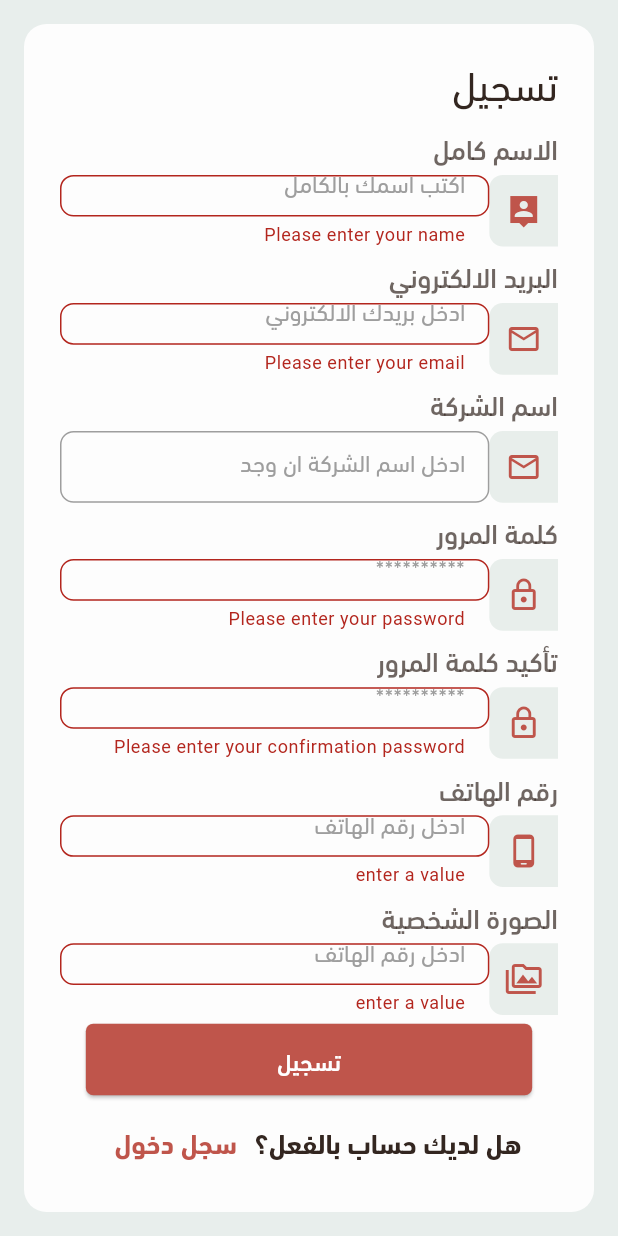
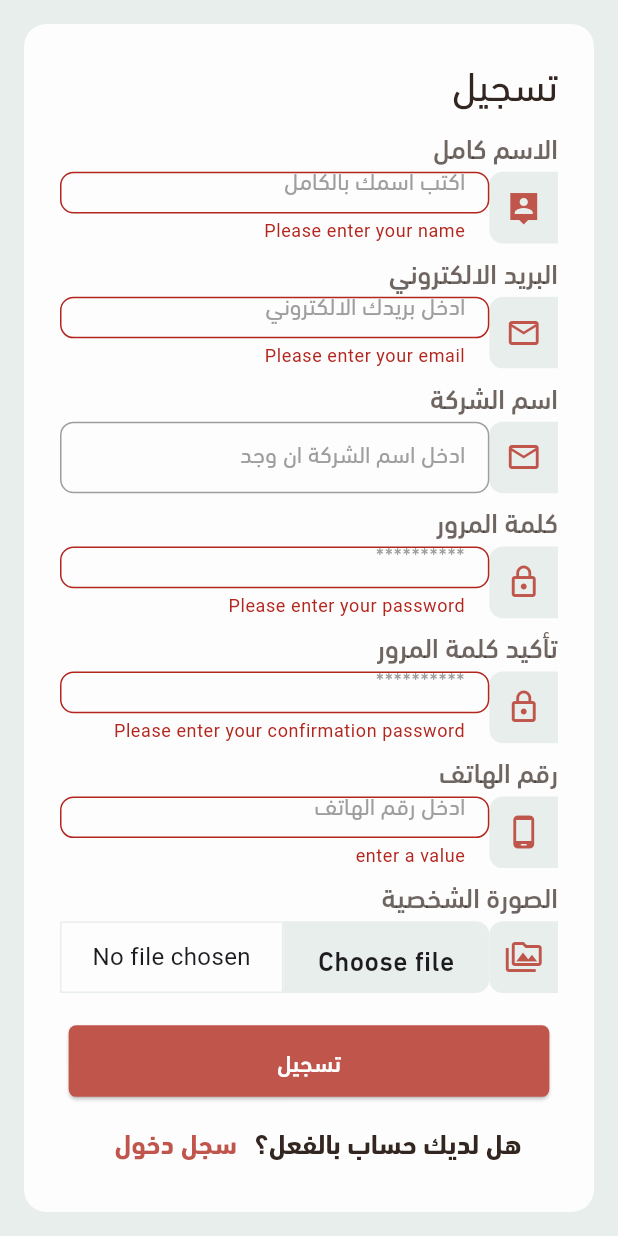
Before and after one commit to basmalahesham/broker, a Flutter app: the RegisterView screen opened by its route, after a tap on "تسجيل", on a phone screen of 412 x 824 dp. Run offline on Flutter 3.47's test engine with Material 3 defaults, Android fonts, the phone set to English and light mode, and no system bars; our stand-ins replace carousel_slider, device_preview, dots_indicator, dropdown_search, easy_stepper, file_picker and 2 more.

Commit message:
add FilePicker & ImagePicker & path packages

```diff
--- a/lib/features/auth/presentation/views/register_view.dart
+++ b/lib/features/auth/presentation/views/register_view.dart
@@ -2,8 +2,10 @@ import 'package:broker/core/utils/styles.dart';
 import 'package:broker/core/widgets/custom_text_form_field2.dart';
 import 'package:broker/features/auth/presentation/views/login_view.dart';
 import 'package:broker/features/layout/home_layout.dart';
+import 'package:file_picker/file_picker.dart';
 import 'package:flutter/material.dart';
 import 'package:flutter_screenutil/flutter_screenutil.dart';
+import 'package:path/path.dart' as p;
 
 class RegisterView extends StatefulWidget {
   const RegisterView({super.key});
@@ -22,7 +24,9 @@ class _RegisterViewState extends State<RegisterView> {
   TextEditingController passwordController = TextEditingController();
   TextEditingController confirmPasswordController = TextEditingController();
   TextEditingController phoneController = TextEditingController();
-
+  //String? _imagePath;
+  //File? file;
+  String? _fileName;
   @override
   Widget build(BuildContext context) {
     return Scaffold(
@@ -57,7 +61,7 @@ class _RegisterViewState extends State<RegisterView> {
                       Text(
                         'الاسم كامل',
                         style: Styles.textStyle16.copyWith(
-                          color: Color(0xFF332620).withOpacity(0.7),
+                          color: const Color(0xFF332620).withOpacity(0.7),
                         ),
                       ),
                       Row(
@@ -65,19 +69,18 @@ class _RegisterViewState extends State<RegisterView> {
                           Container(
                             width: 40.w,
                             height: 40.h,
-                            decoration: BoxDecoration(
+                            decoration: const BoxDecoration(
                               color: Color(0xFFE8EEEB),
                               borderRadius: BorderRadius.only(
                                 topLeft: Radius.circular(9),
                                 bottomLeft: Radius.circular(9),
                               ),
                             ),
-                            child: Icon(
+                            child: const Icon(
                               Icons.person_pin_sharp,
-                              color: const Color(0xFFBF554B),
+                              color: Color(0xFFBF554B),
                             ),
                           ),
-
                           Expanded(
                             child: CustomTextFormField2(
                               controller: nameController,
@@ -98,7 +101,7 @@ class _RegisterViewState extends State<RegisterView> {
                       Text(
                         'البريد الالكتروني',
                         style: Styles.textStyle16.copyWith(
-                          color: Color(0xFF332620).withOpacity(0.7),
+                          color: const Color(0xFF332620).withOpacity(0.7),
                         ),
                       ),
                       Row(
@@ -106,16 +109,16 @@ class _RegisterViewState extends State<RegisterView> {
                           Container(
                             width: 40.w,
                             height: 40.h,
-                            decoration: BoxDecoration(
+                            decoration: const BoxDecoration(
                               color: Color(0xFFE8EEEB),
                               borderRadius: BorderRadius.only(
                                 topLeft: Radius.circular(9),
                                 bottomLeft: Radius.circular(9),
                               ),
                             ),
-                            child: Icon(
+                            child: const Icon(
                               Icons.email_outlined,
-                              color: const Color(0xFFBF554B),
+                              color: Color(0xFFBF554B),
                             ),
                           ),
                           Expanded(
@@ -140,7 +143,7 @@ class _RegisterViewState extends State<RegisterView> {
                       Text(
                         'اسم الشركة',
                         style: Styles.textStyle16.copyWith(
-                          color: Color(0xFF332620).withOpacity(0.7),
+                          color: const Color(0xFF332620).withOpacity(0.7),
                         ),
                       ),
                       Row(
@@ -148,16 +151,16 @@ class _RegisterViewState extends State<RegisterView> {
                           Container(
                             width: 40.w,
                             height: 40.h,
-                            decoration: BoxDecoration(
+                            decoration: const BoxDecoration(
                               color: Color(0xFFE8EEEB),
                               borderRadius: BorderRadius.only(
                                 topLeft: Radius.circular(9),
                                 bottomLeft: Radius.circular(9),
                               ),
                             ),
-                            child: Icon(
+                            child: const Icon(
                               Icons.email_outlined,
-                              color: const Color(0xFFBF554B),
+                              color: Color(0xFFBF554B),
                             ),
                           ),
                           Expanded(
@@ -171,7 +174,7 @@ class _RegisterViewState extends State<RegisterView> {
                       Text(
                         'كلمة المرور',
                         style: Styles.textStyle16.copyWith(
-                          color: Color(0xFF332620).withOpacity(0.7),
+                          color: const Color(0xFF332620).withOpacity(0.7),
                         ),
                       ),
                       Row(
@@ -179,19 +182,18 @@ class _RegisterViewState extends State<RegisterView> {
                           Container(
                             width: 40.w,
                             height: 40.h,
-                            decoration: BoxDecoration(
+                            decoration: const BoxDecoration(
                               color: Color(0xFFE8EEEB),
                               borderRadius: BorderRadius.only(
                                 topLeft: Radius.circular(9),
                                 bottomLeft: Radius.circular(9),
                               ),
                             ),
-                            child: Icon(
+                            child: const Icon(
                               Icons.lock_outline,
-                              color: const Color(0xFFBF554B),
+                              color: Color(0xFFBF554B),
                             ),
                           ),
-
                           Expanded(
                             child: CustomTextFormField2(
                               controller: passwordController,
@@ -215,7 +217,7 @@ class _RegisterViewState extends State<RegisterView> {
                       Text(
                         'تأكيد كلمة المرور',
                         style: Styles.textStyle16.copyWith(
-                          color: Color(0xFF332620).withOpacity(0.7),
+                          color: const Color(0xFF332620).withOpacity(0.7),
                         ),
                       ),
                       Row(
@@ -223,19 +225,18 @@ class _RegisterViewState extends State<RegisterView> {
                           Container(
                             width: 40.w,
                             height: 40.h,
-                            decoration: BoxDecoration(
+                            decoration: const BoxDecoration(
                               color: Color(0xFFE8EEEB),
                               borderRadius: BorderRadius.only(
                                 topLeft: Radius.circular(9),
                                 bottomLeft: Radius.circular(9),
                               ),
                             ),
-                            child: Icon(
+                            child: const Icon(
                               Icons.lock_outline,
-                              color: const Color(0xFFBF554B),
+                              color: Color(0xFFBF554B),
                             ),
                           ),
-
                           Expanded(
                             child: CustomTextFormField2(
                               controller: confirmPasswordController,
@@ -257,7 +258,7 @@ class _RegisterViewState extends State<RegisterView> {
                       Text(
                         'رقم الهاتف',
                         style: Styles.textStyle16.copyWith(
-                          color: Color(0xFF332620).withOpacity(0.7),
+                          color: const Color(0xFF332620).withOpacity(0.7),
                         ),
                       ),
                       Row(
@@ -265,19 +266,18 @@ class _RegisterViewState extends State<RegisterView> {
                           Container(
                             width: 40.w,
                             height: 40.h,
-                            decoration: BoxDecoration(
+                            decoration: const BoxDecoration(
                               color: Color(0xFFE8EEEB),
                               borderRadius: BorderRadius.only(
                                 topLeft: Radius.circular(9),
                                 bottomLeft: Radius.circular(9),
                               ),
                             ),
-                            child: Icon(
+                            child: const Icon(
                               Icons.phone_android_rounded,
-                              color: const Color(0xFFBF554B),
+                              color: Color(0xFFBF554B),
                             ),
                           ),
-
                           Expanded(
                             child: CustomTextFormField2(
                               controller: phoneController,
@@ -301,7 +301,7 @@ class _RegisterViewState extends State<RegisterView> {
                       Text(
                         'الصورة الشخصية',
                         style: Styles.textStyle16.copyWith(
-                          color: Color(0xFF332620).withOpacity(0.7),
+                          color: const Color(0xFF332620).withOpacity(0.7),
                         ),
                       ),
                       Row(
@@ -309,42 +309,64 @@ class _RegisterViewState extends State<RegisterView> {
                           Container(
                             width: 40.w,
                             height: 40.h,
-                            decoration: BoxDecoration(
+                            decoration: const BoxDecoration(
                               color: Color(0xFFE8EEEB),
                               borderRadius: BorderRadius.only(
                                 topLeft: Radius.circular(9),
                                 bottomLeft: Radius.circular(9),
                               ),
                             ),
-                            child: Icon(
+                            child: const Icon(
                               Icons.perm_media_outlined,
-                              color: const Color(0xFFBF554B),
+                              color: Color(0xFFBF554B),
                             ),
                           ),
-
+                          InkWell(
+                            onTap: () async {
+                              await _chooseFile();
+                            },
+                            child: Container(
+                              width: 120.w,
+                              height: 40.h,
+                              decoration: const BoxDecoration(
+                                color: Color(0xFFE8EEEB),
+                                borderRadius: BorderRadius.only(
+                                  topRight: Radius.circular(9),
+                                  bottomRight: Radius.circular(9),
+                                ),
+                              ),
+                              child: Center(
+                                child: Text(
+                                  'Choose file',
+                                  style: Styles.textStyle16,
+                                ),
+                              ),
+                            ),
+                          ),
                           Expanded(
-                            child: CustomTextFormField2(
-                              controller: phoneController,
-                              hintText: 'ادخل رقم الهاتف',
-                              validator: (value) {
-                                if (value == null || value.isEmpty) {
-                                  return 'enter a value';
-                                }
-                                if (value.length > 10) {
-                                  return 'the phone field must not be greater than 10 characters';
-                                }
-                                if (value.length < 10) {
-                                  return 'the phone field must be at least 10 characters';
-                                }
-                                return null;
-                              },
+                            child: Container(
+                              height: 40.h,
+                              decoration: BoxDecoration(
+                                border: Border.all(
+                                  color: const Color(0xFFE8EEEB),
+                                ),
+                              ),
+                              child: Center(
+                                child: Text(
+                                  _fileName ?? 'No file chosen',
+                                  style: const TextStyle(fontSize: 16),
+                                ),
+                              ),
                             ),
                           ),
                         ],
                       ),
+                      SizedBox(
+                        height: 10.h,
+                      ),
                       Center(
                         child: SizedBox(
-                          width: 260.w,
+                          width: 280.w,
                           height: 40.h,
                           child: ElevatedButton(
                             style: ElevatedButton.styleFrom(
@@ -407,4 +429,32 @@ class _RegisterViewState extends State<RegisterView> {
       ),
     );
   }
+
+/*
+  Future<void> pickImage() async {
+    final ImagePicker picker = ImagePicker();
+    final XFile? image = await picker.pickImage(source: ImageSource.gallery);
+    if(image!=null) {
+      setState(() {
+        file = File(image.path);
+      });
+    }
+    */
+/*if (image != null) {
+      setState(() {
+        _imagePath = image.name;
+      });
+    }*/ /*
+
+  }
+*/
+  Future<void> _chooseFile() async {
+    FilePickerResult? result = await FilePicker.platform.pickFiles();
+
+    if (result != null) {
+      setState(() {
+        _fileName = result.files.single.name;
+      });
+    }
+  }
 }
--- a/pubspec.yaml
+++ b/pubspec.yaml
@@ -45,6 +45,9 @@ dependencies:
   dropdown_search: ^5.0.6
   easy_stepper: ^0.8.5+1
   pinput: ^5.0.0
+  file_picker: ^8.1.2
+  image_picker: ^1.1.2
+  path: ^1.9.0
 
 dev_dependencies:
   flutter_test:
```
Also changed, not shown: pubspec.lock, 5 other files.
